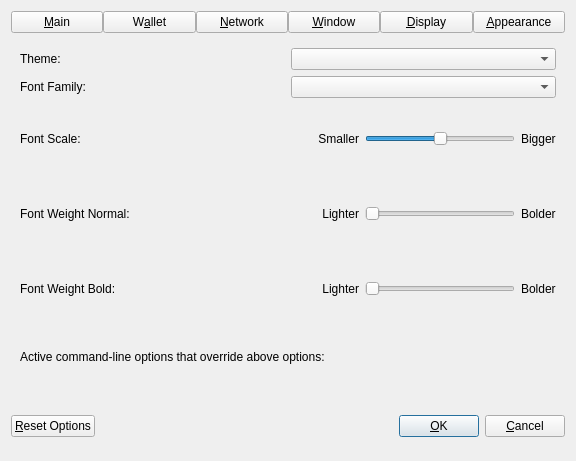
First picture: the form in src/qt/forms/optionsdialog.ui, repository xdustinface/dash, before the edit.
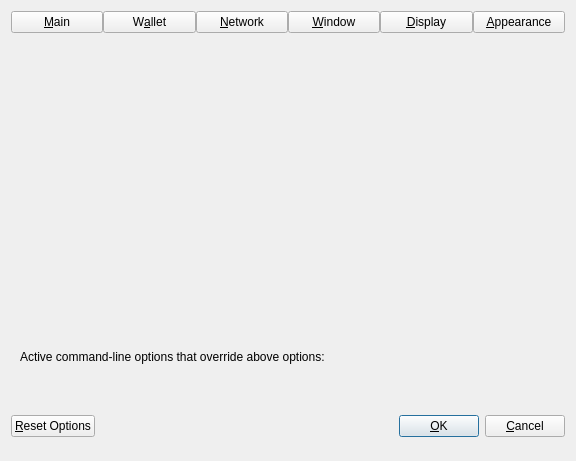
Second picture: the form after the edit. The open tabs and pages were chosen to show the change. Custom widgets are drawn as their Qt base class.

Diff of the .ui file:
```diff
--- a/src/qt/forms/optionsdialog.ui
+++ b/src/qt/forms/optionsdialog.ui
@@ -874,272 +874,20 @@
      <widget class="QWidget" name="pageAppearance">
       <layout class="QVBoxLayout" name="verticalLayout_3">
        <item>
-        <layout class="QHBoxLayout" name="layoutTheme" stretch="0,0">
-         <item>
-          <widget class="QLabel" name="themeLabel">
-           <property name="text">
-            <string>Theme:</string>
-           </property>
-          </widget>
-         </item>
-         <item>
-          <widget class="QValueComboBox" name="theme"/>
-         </item>
-        </layout>
+        <widget class="AppearanceWidget" name="appearance" native="true"/>
        </item>
        <item>
-        <layout class="QHBoxLayout" name="layoutFamily" stretch="0,0">
-         <item>
-          <widget class="QLabel" name="lblFontFamily">
-           <property name="text">
-            <string>Font Family:</string>
-           </property>
-          </widget>
-         </item>
-         <item>
-          <widget class="QValueComboBox" name="fontFamily"/>
-         </item>
-        </layout>
-       </item>
-       <item>
-        <layout class="QHBoxLayout" name="layoutScale">
-         <property name="topMargin">
-          <number>0</number>
+        <spacer name="verticalSpacer_2">
+         <property name="orientation">
+          <enum>Qt::Vertical</enum>
          </property>
-         <item>
-          <widget class="QLabel" name="lblFontScale">
-           <property name="text">
-            <string>Font Scale:</string>
-           </property>
-          </widget>
-         </item>
-         <item>
-          <spacer name="horizontalSpacer">
-           <property name="orientation">
-            <enum>Qt::Horizontal</enum>
-           </property>
-           <property name="sizeType">
-            <enum>QSizePolicy::Expanding</enum>
-           </property>
-           <property name="sizeHint" stdset="0">
-            <size>
-             <width>80</width>
-             <height>20</height>
-            </size>
-           </property>
-          </spacer>
-         </item>
-         <item>
-          <widget class="QLabel" name="lblSmaller">
-           <property name="text">
-            <string>Smaller</string>
-           </property>
-           <property name="alignment">
-            <set>Qt::AlignRight|Qt::AlignTrailing|Qt::AlignVCenter</set>
-           </property>
-          </widget>
-         </item>
-         <item>
-          <widget class="QSlider" name="fontScaleSlider">
-           <property name="sizePolicy">
-            <sizepolicy hsizetype="Expanding" vsizetype="Fixed">
-             <horstretch>0</horstretch>
-             <verstretch>0</verstretch>
-            </sizepolicy>
-           </property>
-           <property name="minimumSize">
-            <size>
-             <width>150</width>
-             <height>0</height>
-            </size>
-           </property>
-           <property name="maximumSize">
-            <size>
-             <width>150</width>
-             <height>16777215</height>
-            </size>
-           </property>
-           <property name="minimum">
-            <number>-30</number>
-           </property>
-           <property name="maximum">
-            <number>30</number>
-           </property>
-           <property name="orientation">
-            <enum>Qt::Horizontal</enum>
-           </property>
-          </widget>
-         </item>
-         <item>
-          <widget class="QLabel" name="lblBigger">
-           <property name="text">
-            <string>Bigger</string>
-           </property>
-          </widget>
-         </item>
-        </layout>
-       </item>
-       <item>
-        <layout class="QHBoxLayout" name="layoutWeightNormal">
-         <property name="topMargin">
-          <number>0</number>
+         <property name="sizeHint" stdset="0">
+          <size>
+           <width>20</width>
+           <height>6</height>
+          </size>
          </property>
-         <item>
-          <widget class="QLabel" name="lblFontWeightNormal">
-           <property name="text">
-            <string>Font Weight Normal:</string>
-           </property>
-          </widget>
-         </item>
-         <item>
-          <spacer name="horizontalSpacer_3">
-           <property name="orientation">
-            <enum>Qt::Horizontal</enum>
-           </property>
-           <property name="sizeType">
-            <enum>QSizePolicy::Expanding</enum>
-           </property>
-           <property name="sizeHint" stdset="0">
-            <size>
-             <width>80</width>
-             <height>20</height>
-            </size>
-           </property>
-          </spacer>
-         </item>
-         <item>
-          <widget class="QLabel" name="lblLighterNormal">
-           <property name="text">
-            <string>Lighter</string>
-           </property>
-           <property name="alignment">
-            <set>Qt::AlignRight|Qt::AlignTrailing|Qt::AlignVCenter</set>
-           </property>
-          </widget>
-         </item>
-         <item>
-          <widget class="QSlider" name="fontWeightNormalSlider">
-           <property name="sizePolicy">
-            <sizepolicy hsizetype="Expanding" vsizetype="Fixed">
-             <horstretch>0</horstretch>
-             <verstretch>0</verstretch>
-            </sizepolicy>
-           </property>
-           <property name="minimumSize">
-            <size>
-             <width>150</width>
-             <height>0</height>
-            </size>
-           </property>
-           <property name="maximumSize">
-            <size>
-             <width>150</width>
-             <height>16777215</height>
-            </size>
-           </property>
-           <property name="minimum">
-            <number>0</number>
-           </property>
-           <property name="maximum">
-            <number>5</number>
-           </property>
-           <property name="value">
-            <number>0</number>
-           </property>
-           <property name="orientation">
-            <enum>Qt::Horizontal</enum>
-           </property>
-          </widget>
-         </item>
-         <item>
-          <widget class="QLabel" name="lblBolderNormal">
-           <property name="text">
-            <string>Bolder</string>
-           </property>
-          </widget>
-         </item>
-        </layout>
-       </item>
-       <item>
-        <layout class="QHBoxLayout" name="layoutWeightBold">
-         <property name="topMargin">
-          <number>0</number>
-         </property>
-         <item>
-          <widget class="QLabel" name="lblFontWeightBold">
-           <property name="text">
-            <string>Font Weight Bold:</string>
-           </property>
-          </widget>
-         </item>
-         <item>
-          <spacer name="horizontalSpacer_4">
-           <property name="orientation">
-            <enum>Qt::Horizontal</enum>
-           </property>
-           <property name="sizeType">
-            <enum>QSizePolicy::Expanding</enum>
-           </property>
-           <property name="sizeHint" stdset="0">
-            <size>
-             <width>80</width>
-             <height>20</height>
-            </size>
-           </property>
-          </spacer>
-         </item>
-         <item>
-          <widget class="QLabel" name="lblLighterBold">
-           <property name="text">
-            <string>Lighter</string>
-           </property>
-           <property name="alignment">
-            <set>Qt::AlignRight|Qt::AlignTrailing|Qt::AlignVCenter</set>
-           </property>
-          </widget>
-         </item>
-         <item>
-          <widget class="QSlider" name="fontWeightBoldSlider">
-           <property name="sizePolicy">
-            <sizepolicy hsizetype="Expanding" vsizetype="Fixed">
-             <horstretch>0</horstretch>
-             <verstretch>0</verstretch>
-            </sizepolicy>
-           </property>
-           <property name="minimumSize">
-            <size>
-             <width>150</width>
-             <height>0</height>
-            </size>
-           </property>
-           <property name="maximumSize">
-            <size>
-             <width>150</width>
-             <height>16777215</height>
-            </size>
-           </property>
-           <property name="minimum">
-            <number>3</number>
-           </property>
-           <property name="maximum">
-            <number>8</number>
-           </property>
-           <property name="value">
-            <number>3</number>
-           </property>
-           <property name="orientation">
-            <enum>Qt::Horizontal</enum>
-           </property>
-          </widget>
-         </item>
-         <item>
-          <widget class="QLabel" name="lblBolderBold">
-           <property name="text">
-            <string>Bolder</string>
-           </property>
-          </widget>
-         </item>
-        </layout>
+        </spacer>
        </item>
       </layout>
      </widget>
@@ -1289,6 +1037,12 @@
    <extends>QComboBox</extends>
    <header>qt/qvaluecombobox.h</header>
   </customwidget>
+  <customwidget>
+   <class>AppearanceWidget</class>
+   <extends>QWidget</extends>
+   <header>qt/appearancewidget.h</header>
+   <container>1</container>
+  </customwidget>
  </customwidgets>
  <resources/>
  <connections/>
```
